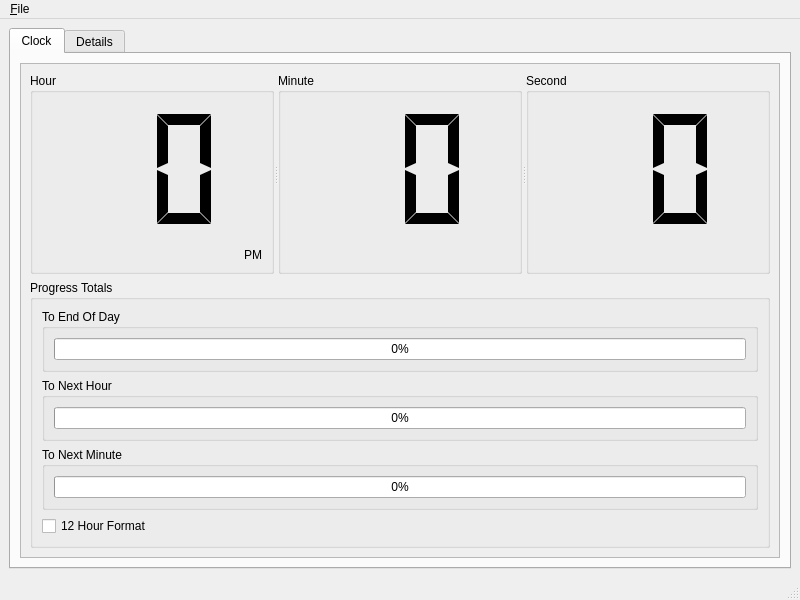
Old version of the form app/MainWindow/forms/main.ui in the repository deskos-xp/QtHashTock.
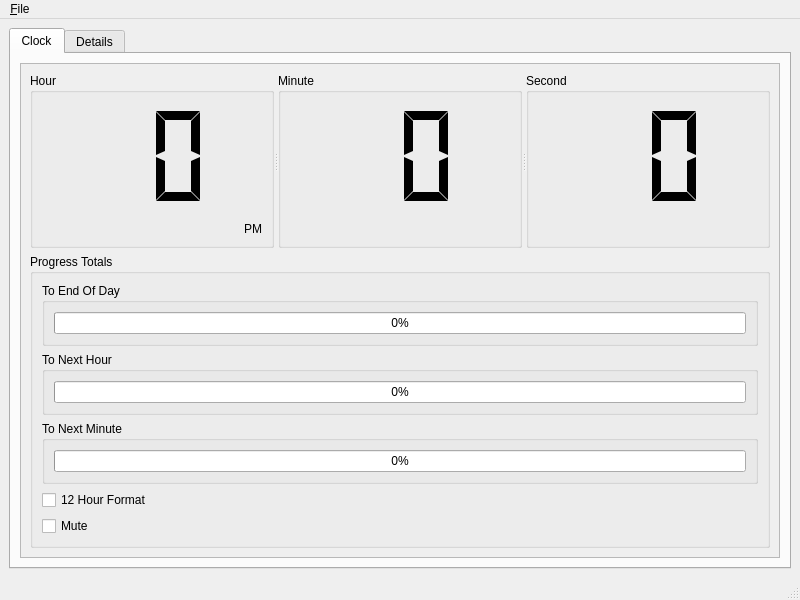
New version of the form.

Diff of the .ui file:
```diff
--- a/app/MainWindow/forms/main.ui
+++ b/app/MainWindow/forms/main.ui
@@ -119,6 +119,13 @@
                  </property>
                 </widget>
                </item>
+               <item row="4" column="0">
+                <widget class="QCheckBox" name="mute">
+                 <property name="text">
+                  <string>Mute</string>
+                 </property>
+                </widget>
+               </item>
               </layout>
              </widget>
             </item>
```
